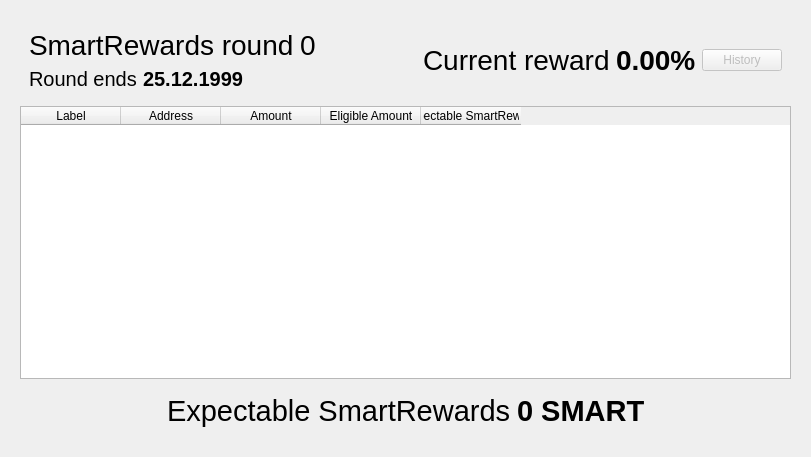
Before: the Qt Designer form src/qt/forms/smartrewardslist.ui in SmartCash/Core-Smart, drawn with Qt 5.
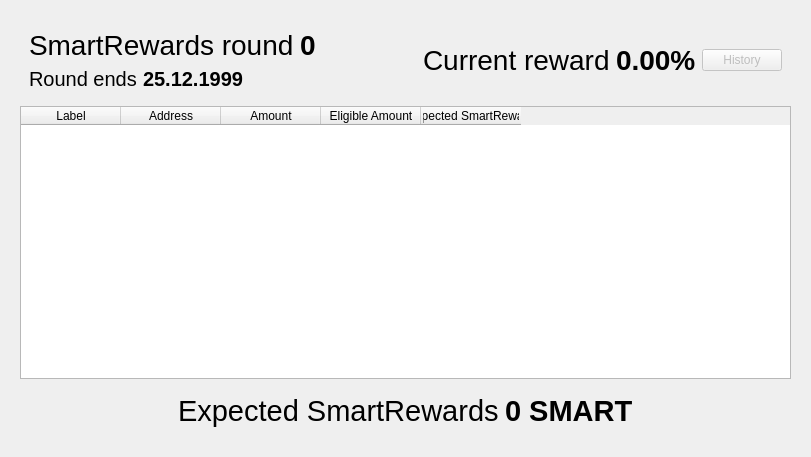
After: the same form once the commit is applied. The open tabs and pages were chosen to show the change. Custom widgets are drawn as their Qt base class.

Commit message: Include change addresses in the SmartRewards tab.

```diff
--- a/src/qt/forms/smartrewardslist.ui
+++ b/src/qt/forms/smartrewardslist.ui
@@ -319,6 +319,8 @@
                 <property name="font">
                  <font>
                   <pointsize>21</pointsize>
+                  <weight>75</weight>
+                  <bold>true</bold>
                  </font>
                 </property>
                 <property name="text">
@@ -460,7 +462,7 @@
          </column>
          <column>
           <property name="text">
-           <string>Expectable SmartReward</string>
+           <string>Expected SmartReward</string>
           </property>
          </column>
         </widget>
@@ -497,7 +499,7 @@
                </font>
               </property>
               <property name="text">
-               <string>Expectable SmartRewards</string>
+               <string>Expected SmartRewards</string>
               </property>
              </widget>
             </item>
```
Left out of the diff: 2 changed lines with no effect on the pictures. The commit also changes 2 other files.
